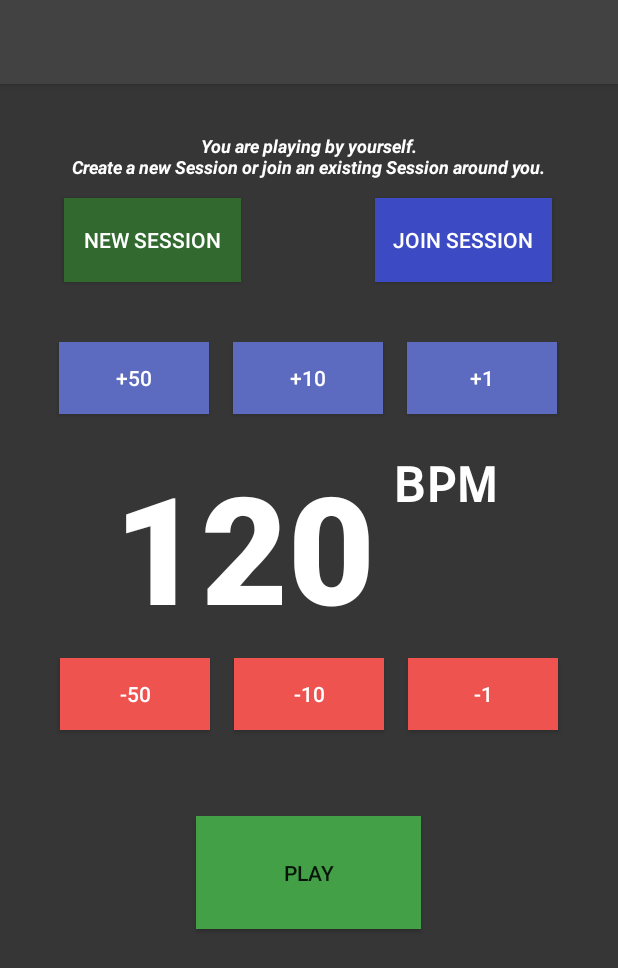
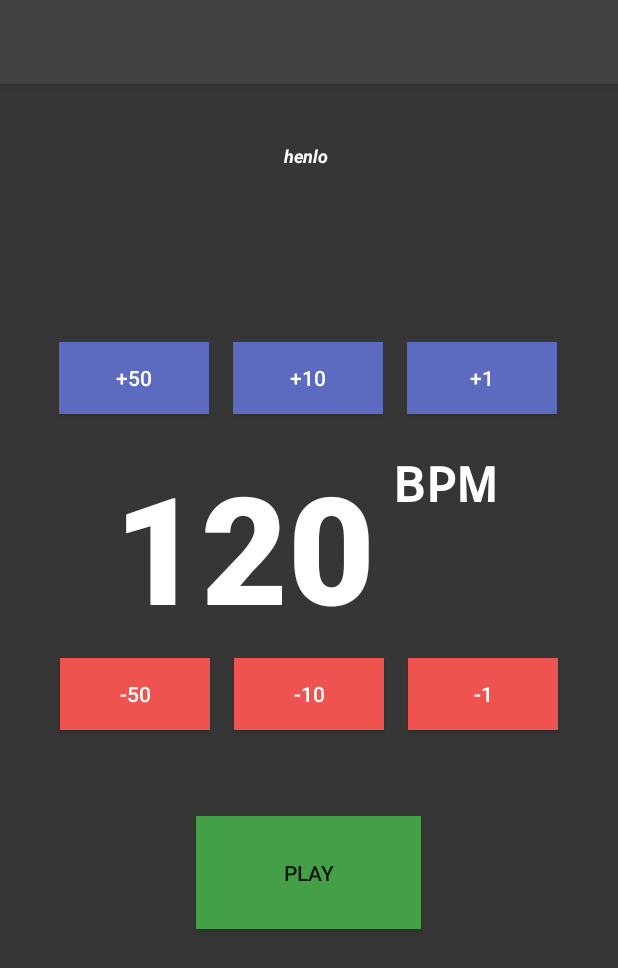
Before and after one commit to barjuandavis/wesync_kotlin, an Android app: the screen it shows after launch (MainActivity), after a tap on "NEW SESSION", on a phone screen of 412 x 824 dp. Shown: the top 968 px of the screen. Run offline under Robolectric (Android 15) with nearby library versions, the phone set to English and light mode, and no system bars; our stand-ins replace data binding; 5 statements that could not run were skipped.

Commit message:
4/11/2019

```diff
--- /dev/null
+++ b/app/src/main/java/com/wesync/connection/Endpoint.kt
@@ -0,0 +1,5 @@
+package com.wesync.connection
+
+import com.google.android.gms.nearby.connection.DiscoveredEndpointInfo
+
+data class Endpoint(val endpointId: String, val info: DiscoveredEndpointInfo)
--- a/app/src/main/java/com/wesync/metronome/TickHandlerThread.kt
+++ b/app/src/main/java/com/wesync/metronome/TickHandlerThread.kt
@@ -12,6 +12,7 @@ class TickHandlerThread( context:Context ): HandlerThread("TickHandlerThread",
 
     /*
            TODO: try to reduce audio latency by using Oboe's AudioStream instead of MediaPlayer
+           TODO: DO IT IN EXPERIMENTAL BRANCH.
      */
 
     private lateinit var handler: Handler
--- a/app/src/main/java/com/wesync/ui/main/MetronomeFragment.kt
+++ b/app/src/main/java/com/wesync/ui/main/MetronomeFragment.kt
@@ -99,6 +99,9 @@ class MetronomeFragment : Fragment() {
             when (v.id) {
                 R.id.new_session -> {
                     //mCService.startAdvertising()
+                    binding.newSession.visibility = View.GONE
+                    binding.joinSession.visibility = View.GONE
+                    binding.notification.text = "henlo"
                 }
                 R.id.join_session -> {
                     args = ConnectionCodes.JOIN_SESSION.v
--- a/app/src/main/java/com/wesync/ui/main/MetronomeViewModel.kt
+++ b/app/src/main/java/com/wesync/ui/main/MetronomeViewModel.kt
@@ -1,6 +1,7 @@
 package com.wesync.ui.main
 
 import android.util.Log
+import androidx.arch.core.util.Function
 import androidx.databinding.Bindable
 import androidx.lifecycle.*
 import com.wesync.util.UserTypes
@@ -12,7 +13,9 @@ class MetronomeViewModel : ViewModel() {
     private val _isPlaying              = MutableLiveData<Boolean>( false)
     private val _bpm                    = MutableLiveData<Long>(120)
     val isPlaying: LiveData<Boolean>     = _isPlaying
-    val userType: LiveData<UserTypes> = _userType
+    val userType: LiveData<Int> = Transformations.map(_userType, Function {
+        return@Function it.ordinal
+    })
     val session: LiveData<String>        = _session
 
     val bpm: LiveData<Long>
--- a/app/src/main/java/com/wesync/util/Utility.kt
+++ b/app/src/main/java/com/wesync/util/Utility.kt
@@ -21,5 +21,6 @@ class Config {
     companion object {
         val MINIMUM_BPM: Long = 40
         val MAXIMUM_BPM: Long = 300
+        val DEFAULT_BPM: Long = 120
     }
 }
--- a/app/src/main/res/layout/connection_fragment.xml
+++ b/app/src/main/res/layout/connection_fragment.xml
@@ -23,5 +23,6 @@
             app:layout_constraintTop_toTopOf="parent"
             app:layout_constraintVertical_bias="0.3"
             tools:listitem="@layout/card_view" />
+
     </androidx.constraintlayout.widget.ConstraintLayout>
 </layout>
--- a/app/src/main/res/layout/metronome_fragment.xml
+++ b/app/src/main/res/layout/metronome_fragment.xml
@@ -13,6 +13,12 @@
         <variable
             name="Converters"
             type="com.wesync.util.Converters" />
+        <variable
+            name="UserTypes"
+            type="com.wesync.util.UserTypes"/>
+        <variable
+            name="View"
+            type="android.view.View"/>
     </data>
 
     <androidx.constraintlayout.widget.ConstraintLayout
@@ -79,7 +85,6 @@
             android:layout_marginBottom="40dp"
             android:layout_weight="1"
             android:background="@color/colorSubtractTempo"
-
             android:backgroundTint="#3C4AC4"
             android:text="@string/join_session"
             android:textColor="#ffffff"
```
Also changed, not shown: app/src/main/java/com/wesync/connection/ConnectionManagerService.kt (+22 -23 lines), app/src/main/java/com/wesync/connection/callbacks/MyEndpointCallback.kt (+22 -17 lines), app/src/main/java/com/wesync/ui/connection/ConnectionFragment.kt (+14 -11 lines), 3 other files.
